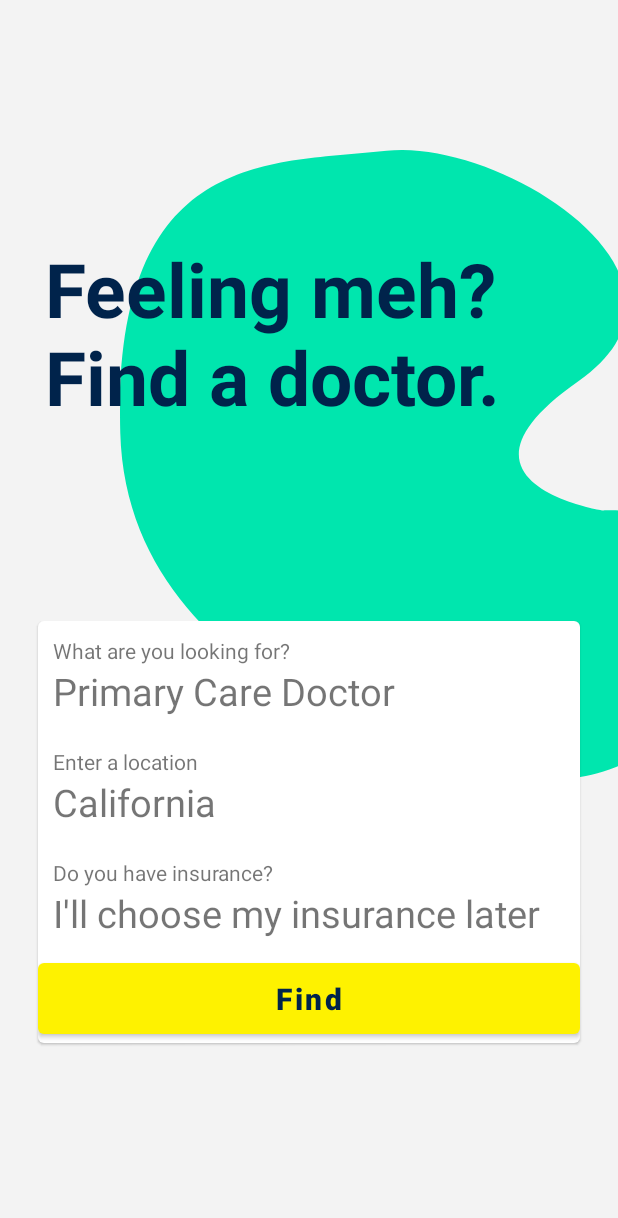
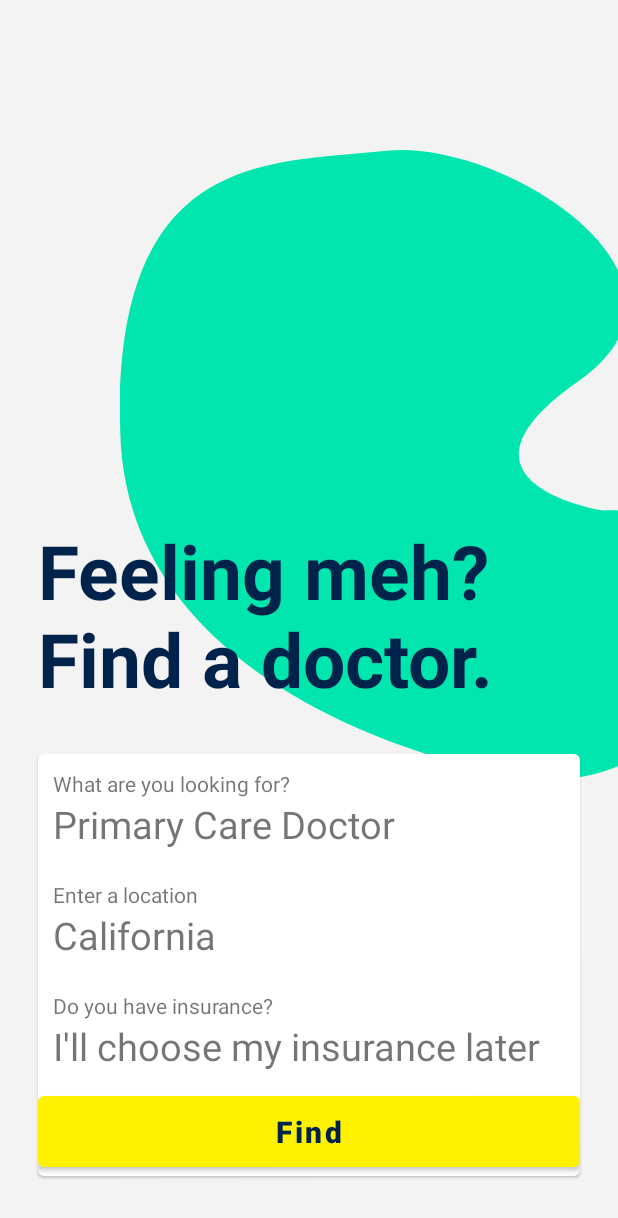
Before and after one commit to wajahatkarim3/ZocDoc-Clone, an Android app: the layout fragment_search.xml on its own in the app's theme, with its tools: preview values and no code run, on a phone screen of 412 x 824 dp. Shown: the top 1218 px of the screen. Run offline under Robolectric (Android 15) with nearby library versions, the phone set to English and light mode, and no system bars.

```diff
--- a/app/src/main/res/layout/fragment_search.xml
+++ b/app/src/main/res/layout/fragment_search.xml
@@ -19,11 +19,9 @@
     <TextView android:id="@+id/lblFeelingMeh"
         android:layout_width="wrap_content"
         android:layout_height="wrap_content"
-        app:layout_constraintTop_toTopOf="@id/imgGreenShape"
-        app:layout_constraintBottom_toBottomOf="@id/imgGreenShape"
-        app:layout_constraintVertical_bias="0.2"
-        app:layout_constraintStart_toStartOf="parent"
-        android:layout_marginStart="30dp"
+        app:layout_constraintBottom_toTopOf="@+id/cardViewOptions"
+        app:layout_constraintStart_toStartOf="@+id/cardViewOptions"
+        android:layout_marginBottom="30dp"
         android:fontFamily="sans-serif"
         android:text="@string/feeling_meh_nfind_a_doctor"
         android:textStyle="bold"
@@ -31,11 +29,14 @@
         android:textSize="50sp"/>
 
     <com.google.android.material.card.MaterialCardView
+        android:id="@+id/cardViewOptions"
         android:layout_width="match_parent"
         android:layout_height="wrap_content"
-        app:layout_constraintTop_toBottomOf="@+id/lblFeelingMeh"
         app:layout_constraintBottom_toBottomOf="parent"
-        android:layout_margin="25dp"
+        android:layout_marginStart="25dp"
+        android:layout_marginEnd="25dp"
+        android:layout_marginTop="25dp"
+        android:layout_marginBottom="40dp"
         app:cardBackgroundColor="@android:color/transparent">
 
         <androidx.constraintlayout.widget.ConstraintLayout
```
Also changed, not shown: app/src/main/java/com/wajahatkarim3/zocdoc/screens/SearchFragment.kt (+22 -1 lines).
